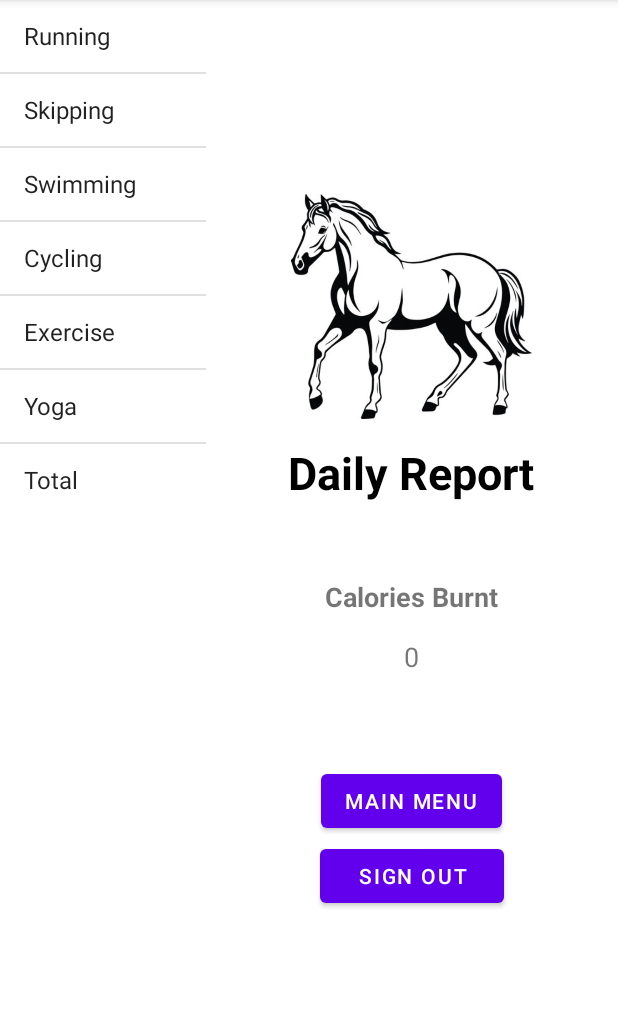
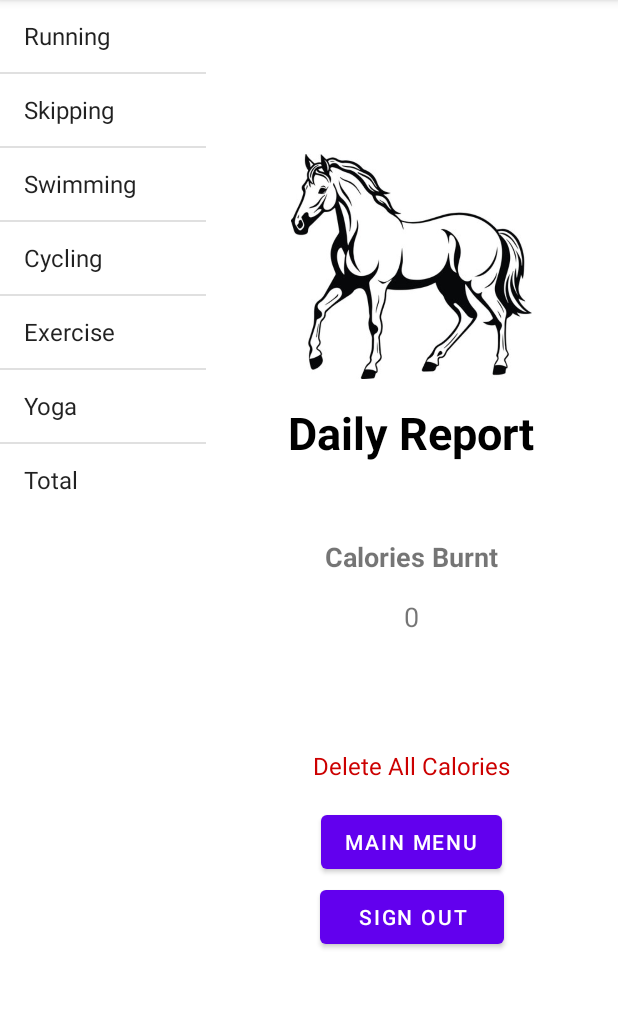
Before and after one commit to SumanTanwar/github_finalProjectAndroid, an Android app: the DetailsFragment screen opened directly, with no data from a screen before it, on a phone screen of 412 x 824 dp, the part 84-1093 px from its top. Run offline under Robolectric (Android 15) with nearby library versions, the phone set to English and light mode, and no system bars; our stand-ins replace Firebase (no records; nobody signed in at launch, a user with empty details on screens opened directly).

Commit message:
ready for final submission

```diff
--- a/app/src/main/res/layout/details_info.xml
+++ b/app/src/main/res/layout/details_info.xml
@@ -39,6 +39,15 @@
         android:text=""
         android:textSize="18sp" />
 
+    <TextView
+        android:id="@+id/linkDeleteAllCalories"
+        android:layout_width="wrap_content"
+        android:layout_height="wrap_content"
+        android:text="Delete All Calories"
+        android:textColor="@android:color/holo_red_dark"
+        android:padding="16dp"
+        android:gravity="center"
+        android:textSize="16sp"/>
 
 
     <Button
```
Also changed, not shown: app/src/main/java/com/example/finalprojectandroid/DetailsFragment.java (+51 -25 lines).
